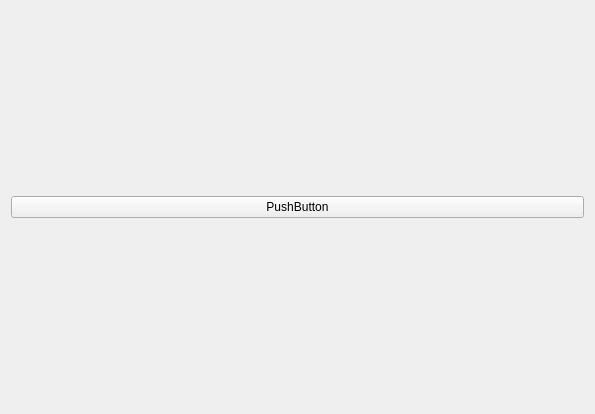
Before: the Qt Designer form mainwindow.ui in VictorySong/ls, drawn with Qt 5.
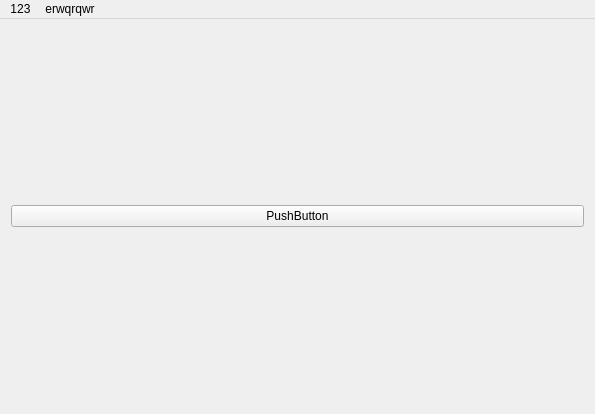
After: the same form once the commit is applied.

```diff
--- a/mainwindow.ui
+++ b/mainwindow.ui
@@ -37,6 +37,20 @@
      <height>23</height>
     </rect>
    </property>
+   <widget class="QMenu" name="menu123">
+    <property name="title">
+     <string>123</string>
+    </property>
+   </widget>
+   <widget class="QMenu" name="menuerwqrqwr">
+    <property name="title">
+     <string>erwqrqwr</string>
+    </property>
+    <addaction name="separator"/>
+    <addaction name="action21321312"/>
+   </widget>
+   <addaction name="menu123"/>
+   <addaction name="menuerwqrqwr"/>
   </widget>
  </widget>
  <layoutdefault spacing="6" margin="11"/>
```
Left out of the diff: 5 changed lines with no effect on the pictures.
